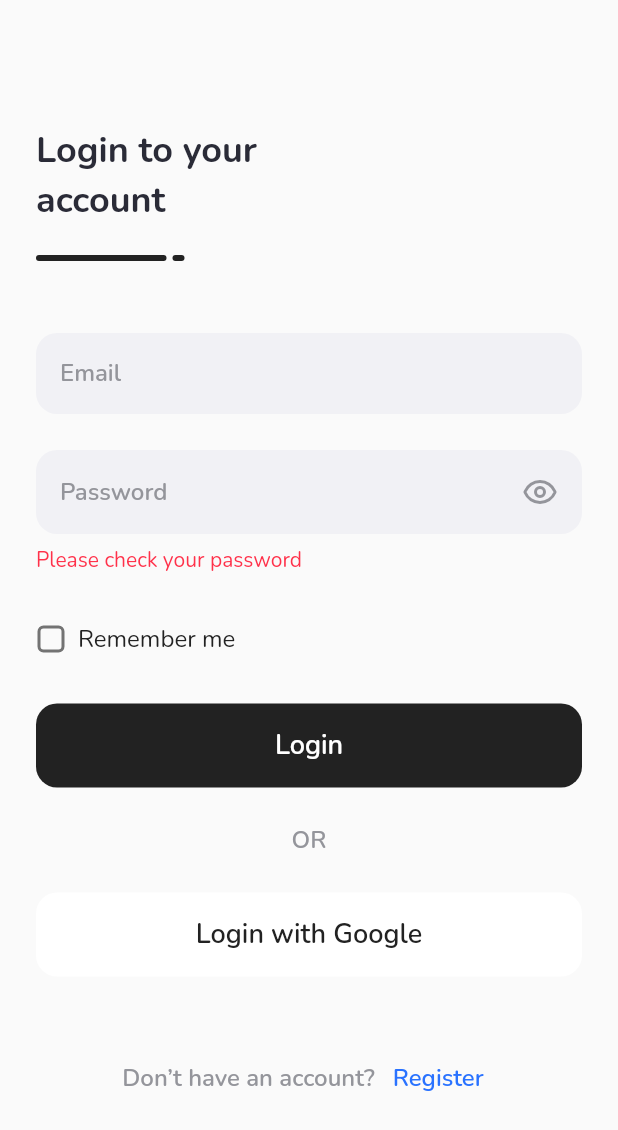
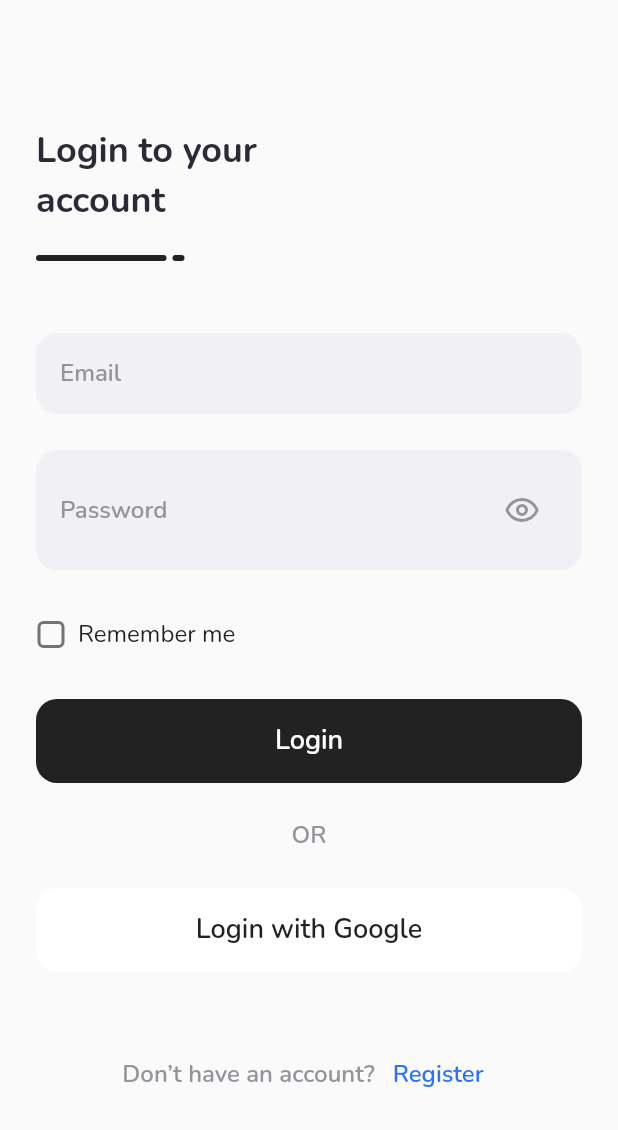
Before and after one commit to andarwaly/space-bwa, a Flutter app: the screen it shows after launch, after a tap on "SKIP", after a tap on "SIGN IN", on a phone screen of 412 x 824 dp. Shown: the top 1130 px of the screen. Run offline on Flutter 3.47's test engine with Material 2 defaults, Android fonts, the phone set to English and light mode, and no system bars; our stand-ins replace carousel_slider, fluttertoast, google_fonts, lucide_icons.

```diff
--- a/lib/main.dart
+++ b/lib/main.dart
@@ -1,4 +1,5 @@
 import 'package:flutter/material.dart';
+import 'package:space/pages/homepage.dart';
 import 'package:space/pages/onboarding_page.dart';
 import 'package:space/pages/splash_page.dart';
 import 'package:space/pages/sign_in.dart';
@@ -15,7 +16,8 @@ class MyApp extends StatelessWidget {
       routes: {
         '/': (context) => const SplashScreen(),
         '/onboard': (context) => const OnboardingPage(),
-        '/sign-in': (context) => const SignInPage()
+        '/sign-in': (context) => const SignInPage(),
+        '/home': (context) => const HomePage(),
       },
     );
   }
--- a/lib/pages/sign_in.dart
+++ b/lib/pages/sign_in.dart
@@ -12,6 +12,13 @@ class SignInPage extends StatefulWidget {
 
 class _SignInPageState extends State<SignInPage> {
   late FToast fToast;
+  final emailController = TextEditingController(text: '');
+  final passwordController = TextEditingController(text: '');
+
+  bool isShowPasswordError = false;
+  bool isRememberMe = false;
+  bool isLoading = false;
+  bool hidePass = true;
 
   @override
   void initState() {
@@ -24,7 +31,7 @@ class _SignInPageState extends State<SignInPage> {
   Widget build(BuildContext context) {
     return Scaffold(
       body: ListView(
-        padding: EdgeInsets.symmetric(
+        padding: const EdgeInsets.symmetric(
           horizontal: 24,
         ),
         children: [
@@ -52,7 +59,7 @@ class _SignInPageState extends State<SignInPage> {
   Widget title() {
     return Container(
       width: 160,
-      margin: EdgeInsets.only(
+      margin: const EdgeInsets.only(
         top: 84,
       ),
       child: Column(
@@ -101,6 +108,7 @@ class _SignInPageState extends State<SignInPage> {
         borderRadius: BorderRadius.circular(14),
       ),
       child: TextFormField(
+        controller: emailController,
         decoration: InputDecoration.collapsed(
             hintText: 'Email',
             hintStyle: grayText.copyWith(
@@ -127,7 +135,8 @@ class _SignInPageState extends State<SignInPage> {
             children: [
               Expanded(
                 child: TextFormField(
-                  obscureText: true,
+                  obscureText: hidePass,
+                  controller: passwordController,
                   decoration: InputDecoration.collapsed(
                     hintText: 'Password',
                     hintStyle: grayText.copyWith(
@@ -137,19 +146,35 @@ class _SignInPageState extends State<SignInPage> {
                   ),
                 ),
               ),
-              const Icon(
-                LucideIcons.eye,
+              IconButton(
+                onPressed: () {
+                  if (hidePass = true) {
+                    setState(
+                      () {
+                        hidePass = false;
+                      },
+                    );
+                  } else {
+                    setState(() {
+                      hidePass = true;
+                    });
+                  }
+                },
+                icon: Icon(
+                  hidePass ? LucideIcons.eye : LucideIcons.eyeOff,
                   color: kGrayColor,
+                ),
               )
             ],
           ),
         ),
-        const SizedBox(
-          height: 8,
-        ),
-        Text(
+        if (isShowPasswordError)
+          Container(
+            margin: const EdgeInsets.only(top: 8),
+            child: Text(
               'Please check your password',
               style: redText,
+            ),
           )
       ],
     );
@@ -166,8 +191,12 @@ class _SignInPageState extends State<SignInPage> {
             width: 20,
             height: 20,
             child: Checkbox(
-              value: false,
-              onChanged: (value) {},
+              value: isRememberMe,
+              onChanged: (value) {
+                setState(() {
+                  isRememberMe = value!;
+                });
+              },
               shape: RoundedRectangleBorder(
                 borderRadius: BorderRadius.circular(4),
               ),
@@ -187,17 +216,34 @@ class _SignInPageState extends State<SignInPage> {
 
   Widget loginButton() {
     return Container(
+      height: 56,
       width: double.infinity,
-      height: 56,
-      margin: const EdgeInsets.only(
-        top: 32,
-      ),
+      margin: EdgeInsets.only(top: 32),
       child: TextButton(
         onPressed: () {
+          setState(() {
+            isLoading = true;
+          });
+          Future.delayed(Duration(seconds: 2), () {
+            setState(() {
+              isLoading = false;
+            });
+            if (passwordController.text != '123456') {
+              setState(() {
+                isShowPasswordError = true;
+              });
               fToast.showToast(
                 child: errorToast(),
                 toastDuration: Duration(seconds: 2),
+                gravity: ToastGravity.BOTTOM,
               );
+            } else {
+              setState(() {
+                isShowPasswordError = false;
+                Navigator.pushNamed(context, '/home');
+              });
+            }
+          });
         },
         style: TextButton.styleFrom(
           backgroundColor: kBlackColor,
@@ -205,7 +251,12 @@ class _SignInPageState extends State<SignInPage> {
             borderRadius: BorderRadius.circular(14),
           ),
         ),
-        child: Text(
+        child: isLoading
+            ? CircularProgressIndicator(
+                color: kWhiteColor,
+                backgroundColor: kGrayColor,
+              )
+            : Text(
                 'Login',
                 style: whiteText.copyWith(
                   fontSize: 18,
```
Also changed, not shown: lib/pages/homepage.dart (added, +47 -0 lines), loginButton.png (added). Lines whose indentation alone changed are shown as unchanged.
